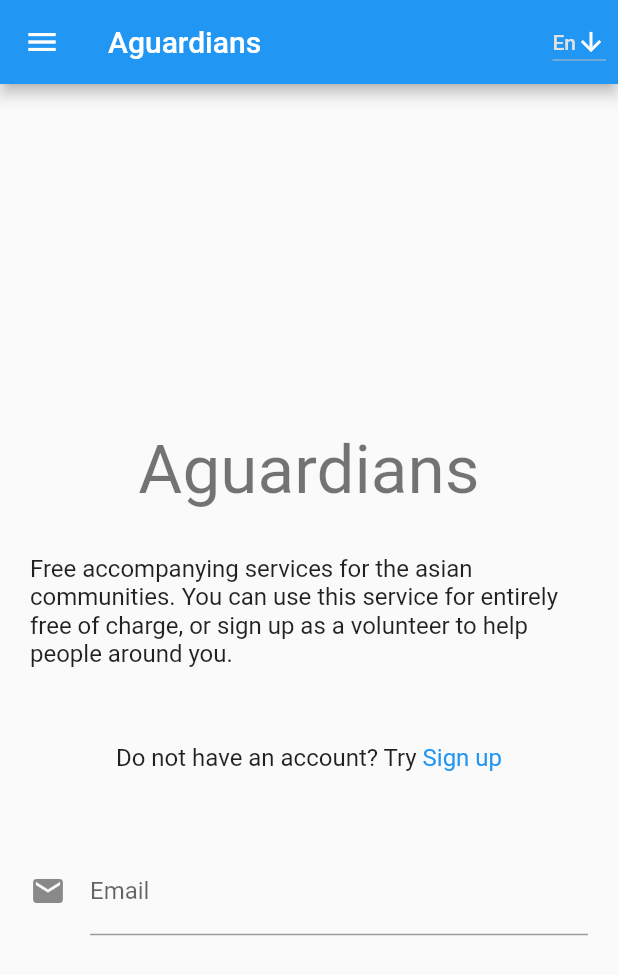
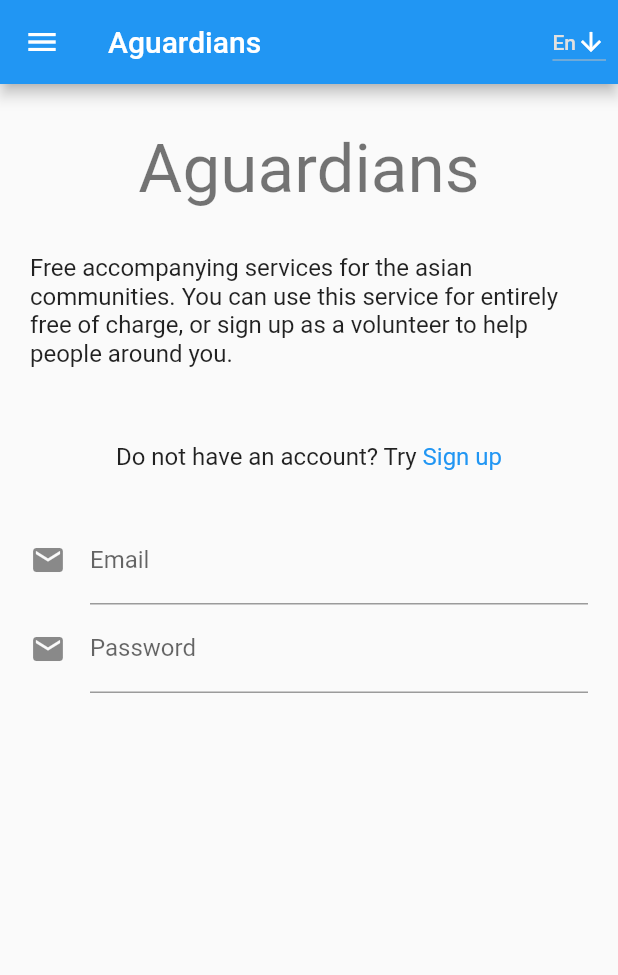
Before and after one commit to Yugue/aguardians, a Flutter app: the screen it shows after launch, on a phone screen of 412 x 824 dp. Shown: the top 975 px of the screen. Run offline on Flutter 3.47's test engine with Material 2 defaults, Android fonts, the phone set to English and light mode, and no system bars; our stand-ins replace email_validator.

Commit message:
inputs done

```diff
--- a/lib/main.dart
+++ b/lib/main.dart
@@ -65,9 +65,7 @@ class MyApp extends StatelessWidget {
             ],
           ),
         ),
-        body: const Center(
-          child: LoginSection(),
-        ),
+        body: const LoginSection(),
       ),
     );
   }
--- a/lib/widgets/log_in.dart
+++ b/lib/widgets/log_in.dart
@@ -23,7 +23,7 @@ class LoginSection extends StatelessWidget {
               style: Theme.of(context).textTheme.subtitle1,
             ),
             Padding(
-              padding: const EdgeInsets.symmetric(vertical: 50.0),
+              padding: const EdgeInsets.fromLTRB(0, 50, 0, 30),
               child: RichText(
                 text: TextSpan(
                   style: Theme.of(context).textTheme.subtitle1,
@@ -38,6 +38,7 @@ class LoginSection extends StatelessWidget {
               ),
             ),
             EmailInputForm(),
+            PasswordInputForm(),
           ],
         ),
       ),
@@ -65,3 +66,27 @@ class EmailInputForm extends StatelessWidget {
     );
   }
 }
+
+class PasswordInputForm extends StatelessWidget {
+  const PasswordInputForm({Key? key}) : super(key: key);
+
+  @override
+  Widget build(BuildContext context) {
+    RegExp passwordRule = RegExp(r'/^(?=.*[A-Za-z])(?=.*\d)(?=.*[@$!%*#?&])[A-Za-z\d@$!%*#?&]{8,}$/');
+    return TextFormField(
+      decoration: const InputDecoration(
+        icon: Icon(Icons.email),
+        labelText: 'Password',
+      ),
+      onSaved: (String? value) {
+        // This optional block of code can be used to run
+        // code when the user saves the form.
+      },
+      validator: (String? value) {
+        return (passwordRule.hasMatch(value!))
+            ? null
+            : 'Password must be minimum eight characters, at least one letter, one number and one special character!';
+      },
+    );
+  }
+}
```
